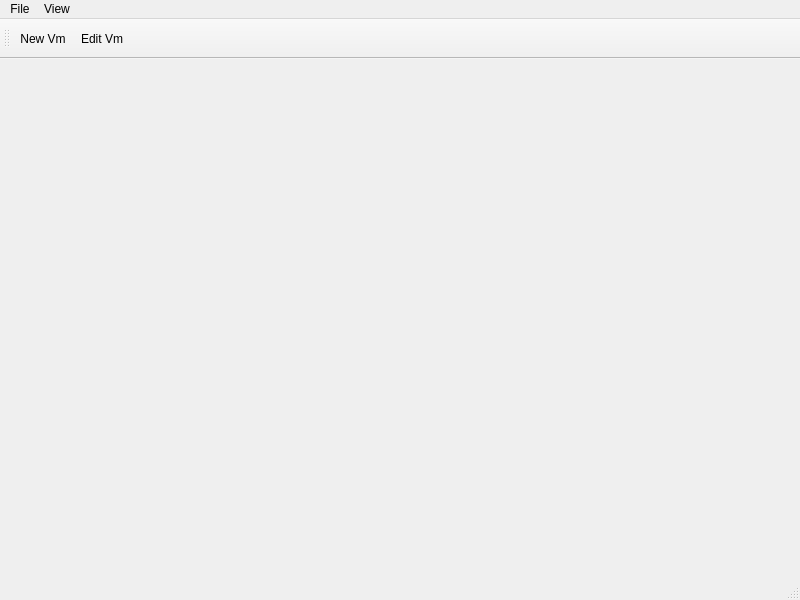
Before: the Qt Designer form src/arc-manager/ui/mainwindow.ui in GrandtheUK/arc-manager, drawn with Qt 5.
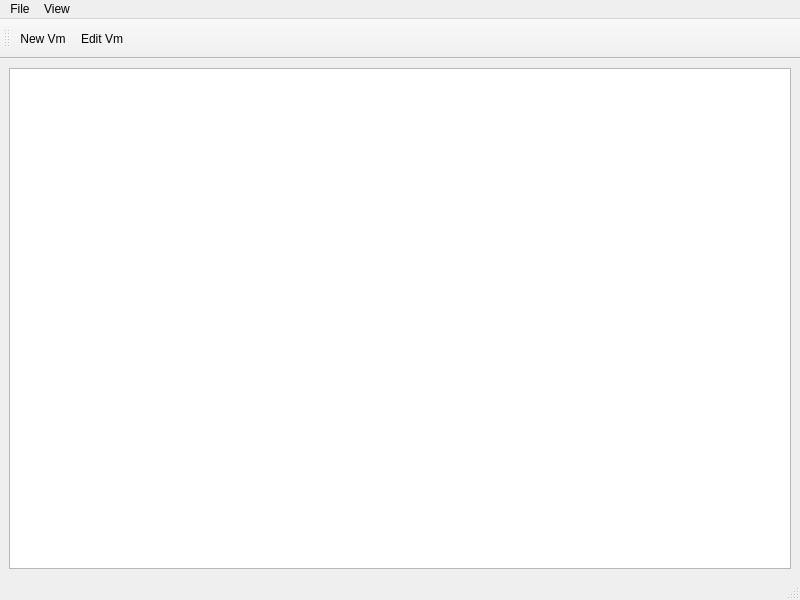
After: the same form once the commit is applied. Icons and pictures are not drawn.

Patch:
```diff
--- a/src/arc-manager/ui/mainwindow.ui
+++ b/src/arc-manager/ui/mainwindow.ui
@@ -13,7 +13,24 @@
   <property name="windowTitle">
    <string>MainWindow</string>
   </property>
-  <widget class="QWidget" name="centralwidget"/>
+  <widget class="QWidget" name="centralwidget">
+   <layout class="QGridLayout" name="gridLayout">
+    <item row="0" column="0">
+     <layout class="QHBoxLayout" name="horizontalLayout">
+      <item>
+       <widget class="QListWidget" name="vm_list">
+        <property name="sizePolicy">
+         <sizepolicy hsizetype="Preferred" vsizetype="Preferred">
+          <horstretch>0</horstretch>
+          <verstretch>0</verstretch>
+         </sizepolicy>
+        </property>
+       </widget>
+      </item>
+     </layout>
+    </item>
+   </layout>
+  </widget>
   <widget class="QMenuBar" name="menubar">
    <property name="geometry">
     <rect>
```
Left out of the diff: 19 changed lines with no effect on the pictures.
